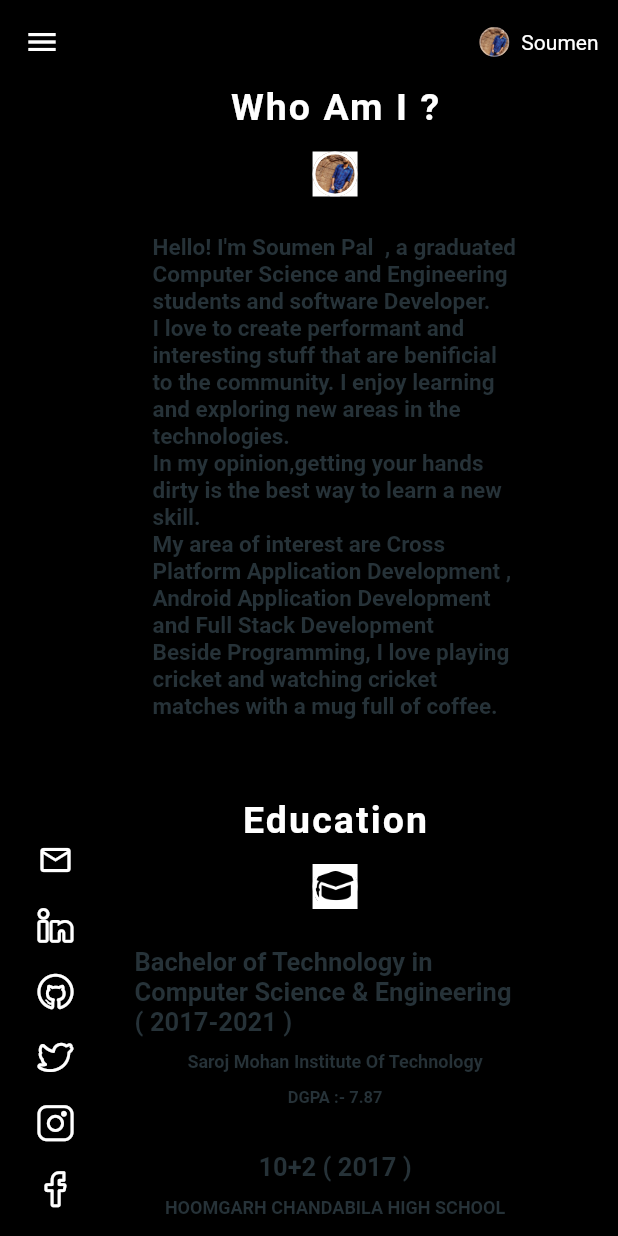
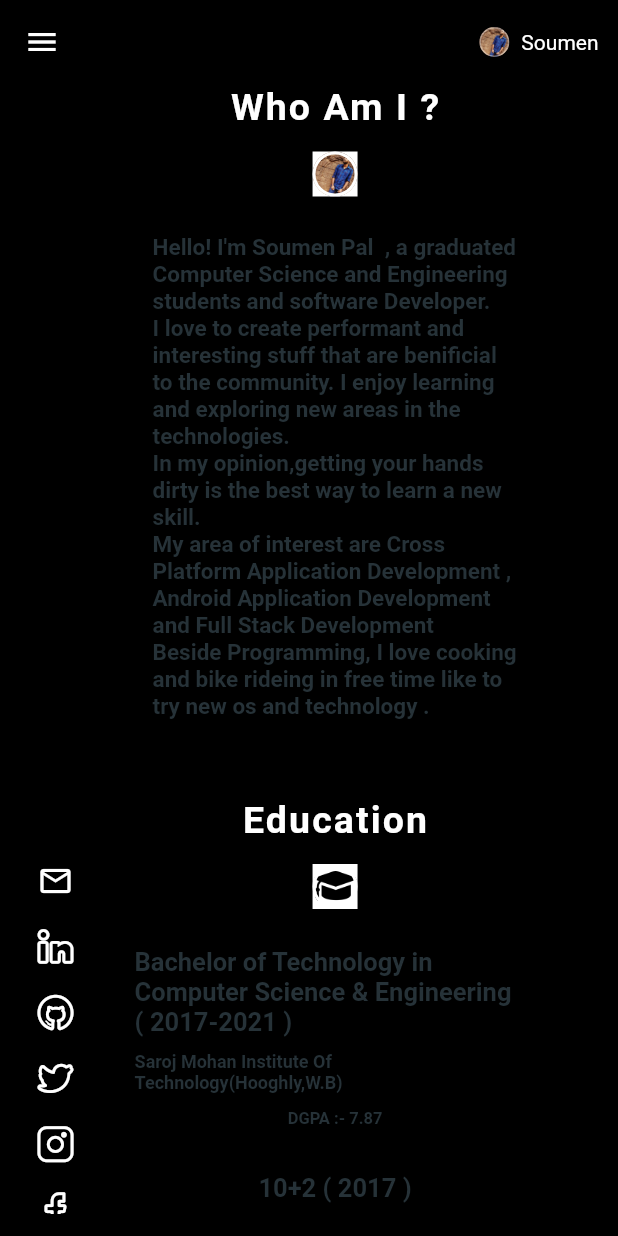
Before and after one commit to soumen744488/soumen_portfolio_flutter, a Flutter app: the AboutMe screen opened directly, scrolled down 60 dp, on a phone screen of 412 x 824 dp. Run offline on Flutter 3.47's test engine with Material 2 defaults, Android fonts, the phone set to English and light mode, and no system bars; drawn by our look-alikes of animated_text_kit, velocity_x; our stand-ins replace flutter_spinkit.

Commit message:
Update Variable.dart
personal details update

```diff
--- a/lib/Variable.dart
+++ b/lib/Variable.dart
@@ -24,22 +24,22 @@ const String WHO_AM_I ="Hello! I'm Soumen Pal  , a graduated Computer Science an
     'I love to create performant and interesting stuff that are benificial to the community. I enjoy learning and exploring new areas in the technologies. \nIn my opinion,'
     'getting your hands dirty is the best way to learn a new skill.\n'
     'My area of interest are Cross Platform Application Development , Android Application Development and Full Stack Development\n'
-    'Beside Programming, I love playing cricket and watching cricket matches with a mug full of coffee.';
+    'Beside Programming, I love cooking and bike rideing in free time like to try new os and technology .';
 
 //EDUCATION
 const String DEGREE = "Bachelor of Technology in Computer Science & Engineering ( 2017-2021 ) ";
-const String COLLEGE_NAME = "Saroj Mohan Institute Of Technology";
+const String COLLEGE_NAME = "Saroj Mohan Institute Of Technology(Hooghly,W.B)";
 const String CGPA = "DGPA :- 7.87";
 
-const String TWELVETH_SCHOOL = "HOOMGARH CHANDABILA HIGH SCHOOL";
+const String TWELVETH_SCHOOL = "HOOMGARH CHANDABILA HIGH SCHOOL(WBCHSE)";
 const String TWELVETH_PERSENTAGE = "Percentage :- 64";
 
-const String TENTH_SCHOOL = "AGARBANDH HIGH SCHOOL";
+const String TENTH_SCHOOL = "AGARBANDH HIGH SCHOOL(WBBSE)";
 const String TENTH_PERSENTAGE = "Percentage :- 60";
 
 
 //SKILLS
-const String SKILL1 = "JAVA ( Programming & Android )";
+const String SKILL1 = "JAVA, KOTLIN ( Programming & Android )";
 const String SKILL2 = "PYTHON ( Programming )";
 const String SKILL3 = "FLUTTER ( DART )" ;
 const String SKILL4 = "GIT" ;
```
